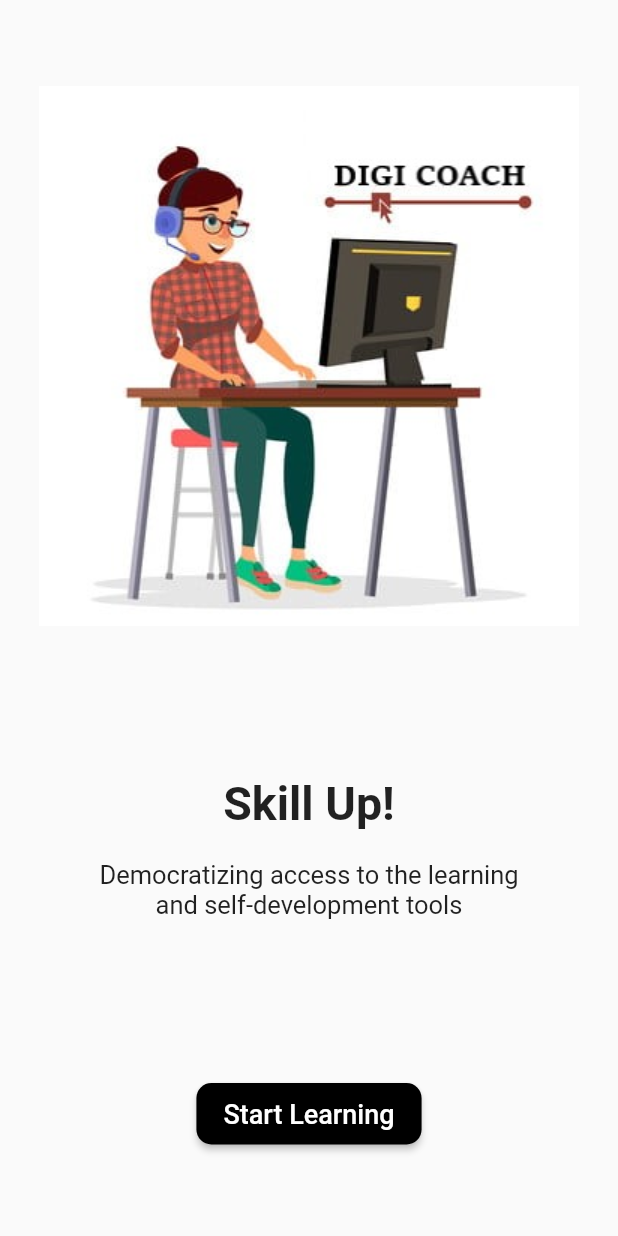
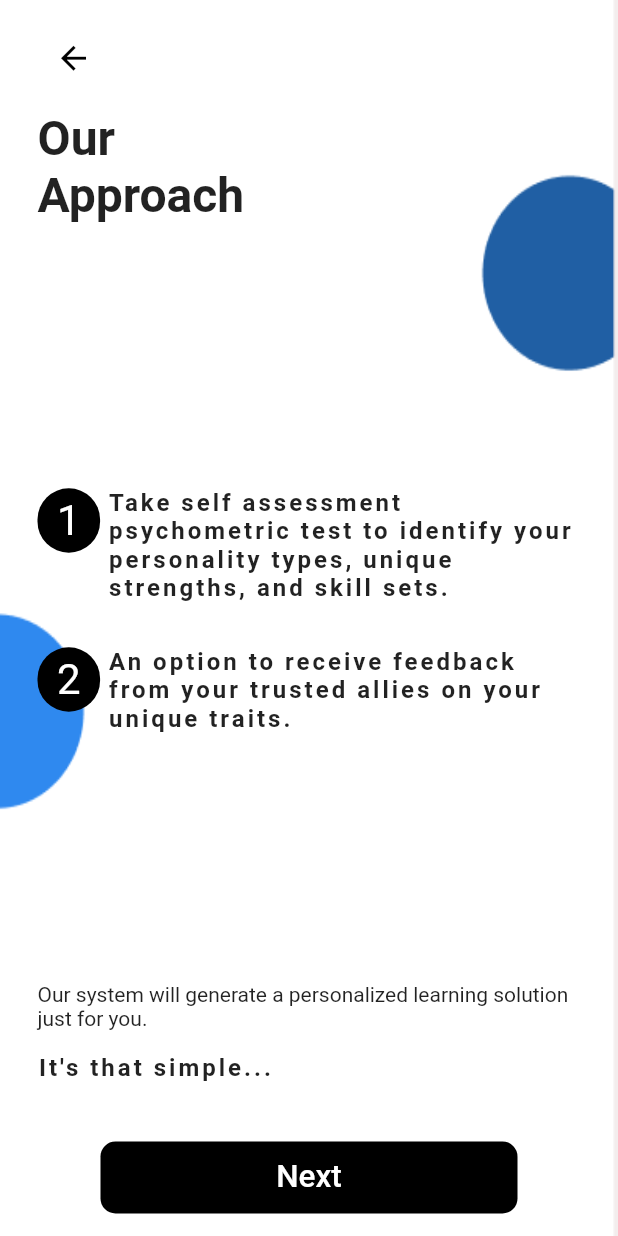
Before and after one commit to Suyog47/DigitalCoach, a Flutter app: the screen it shows after launch, on a phone screen of 412 x 824 dp. Run offline on Flutter 3.47's test engine with Material 2 defaults, Android fonts, the phone set to English and light mode, and no system bars; our stand-ins replace date_time_picker, image_picker.

Commit message:
added approach page

```diff
--- /dev/null
+++ b/lib/approach.dart
@@ -0,0 +1,116 @@
+import 'package:flutter/material.dart';
+
+class Approach extends StatelessWidget {
+  @override
+  Widget build(BuildContext context) {
+    return SafeArea(
+      child: Scaffold(
+        body: Container(
+          padding: EdgeInsets.symmetric(horizontal: 25, vertical: 15),
+          decoration: BoxDecoration(
+            image: DecorationImage(
+              image: AssetImage("assets/bg3.png"),fit: BoxFit.fill
+            )
+          ),
+
+          child: Column(
+            mainAxisAlignment: MainAxisAlignment.spaceBetween,
+            crossAxisAlignment: CrossAxisAlignment.start,
+            children: [
+              Column(
+                crossAxisAlignment: CrossAxisAlignment.start,
+                children: [
+                  IconButton(
+                    icon: Icon(Icons.arrow_back, size: 25, color: Colors.black)),
+                  SizedBox(height: 10),
+                  Text("Our", style: TextStyle(fontSize: 32, fontWeight: FontWeight.bold),),
+                  Text("Approach", style: TextStyle(fontSize: 32, fontWeight: FontWeight.bold),),
+                  SizedBox(height: 10),
+                ],
+              ),
+
+
+              Column(
+                mainAxisAlignment: MainAxisAlignment.spaceBetween,
+                children: [
+                  Row(
+                    crossAxisAlignment: CrossAxisAlignment.start,
+                    children: [
+                      Container(
+                        padding: EdgeInsets.symmetric(horizontal: 13, vertical: 5),
+                        decoration: BoxDecoration(
+                            borderRadius: BorderRadius.circular(50),
+                            color: Colors.black
+                        ),
+                        child: Text("1", style: TextStyle(color: Colors.white, fontSize: 28)),
+                      ),
+
+                      SizedBox(width: 5,),
+
+                      Flexible(child: Text("Take self assessment psychometric test to identify your personality types, unique strengths, and skill sets.",
+                          style: TextStyle(fontSize: 16, letterSpacing: 2, fontWeight: FontWeight.bold),
+                          maxLines: 5,
+                          softWrap: true)),
+                    ],
+                  ),
+
+                  SizedBox(height: 30),
+
+                  Row(
+                    crossAxisAlignment: CrossAxisAlignment.start,
+                    children: [
+                      Container(
+                        padding: EdgeInsets.symmetric(horizontal: 13, vertical: 5),
+                        decoration: BoxDecoration(
+                            borderRadius: BorderRadius.circular(50),
+                            color: Colors.black
+                        ),
+                        child: Text("2", style: TextStyle(color: Colors.white, fontSize: 28)),
+                      ),
+
+                      SizedBox(width: 5,),
+
+                      Flexible(child: Text("An option to receive feedback from your trusted allies on your unique traits.",
+                          style: TextStyle(fontSize: 16, letterSpacing: 2, fontWeight: FontWeight.bold),
+                          maxLines: 5,
+                          softWrap: true)),
+                    ],
+                  ),
+                ],
+              ),
+
+
+             Column(
+               mainAxisAlignment: MainAxisAlignment.spaceBetween,
+               crossAxisAlignment: CrossAxisAlignment.start,
+               mainAxisSize: MainAxisSize.min,
+               children: [
+                 Flexible(fit: FlexFit.loose, child: Text("Our system will generate a personalized learning solution just for you.", softWrap: true,)),
+
+                 SizedBox(height: 15,),
+
+                 Text("It's that simple...",
+                     style: TextStyle(fontSize: 16, letterSpacing: 2, fontWeight: FontWeight.bold),
+                     maxLines: 5,
+                     softWrap: true),
+
+                 SizedBox(height: 40,),
+
+                 Center(
+                   child: Container(
+                       padding: EdgeInsets.symmetric(horizontal: 95),
+                       decoration: BoxDecoration(
+                           borderRadius: BorderRadius.circular(10),
+                           color: Colors.black
+                       ),
+                       child: FlatButton(onPressed: (){}, child: Text("Next", style: TextStyle(color: Colors.white, fontSize: 21)))),
+                 ),
+               ],
+             ),
+            ],
+          ),
+        ),
+      ),
+    );
+  }
+}
--- a/lib/main.dart
+++ b/lib/main.dart
@@ -1,4 +1,5 @@
 import 'package:digitalcoach/Home.dart';
+import 'package:digitalcoach/approach.dart';
 import 'package:digitalcoach/login.dart';
 import 'package:digitalcoach/profile.dart';
 import 'package:digitalcoach/sign-up.dart';
@@ -19,14 +20,15 @@ class MyApp extends StatelessWidget {
   Widget build(BuildContext context) {
 
     return MaterialApp(
-      initialRoute: "/start-up",
+      initialRoute: "/approach",
       routes: {
         "/start-up" : (context) => StartUp(),
         "/start-up2" : (context) => StartUp2(),
         "/home" : (context) => Home(),
         "/sign-up" : (context) => SignUp(),
         "/log-in" : (context) => Login(),
-        "/profile" : (context) => Profile()
+        "/profile" : (context) => Profile(),
+        "/approach" : (context) => Approach()
       },
       debugShowCheckedModeBanner: false,
     );
```
Also changed, not shown: assets/bg3.png (added).
